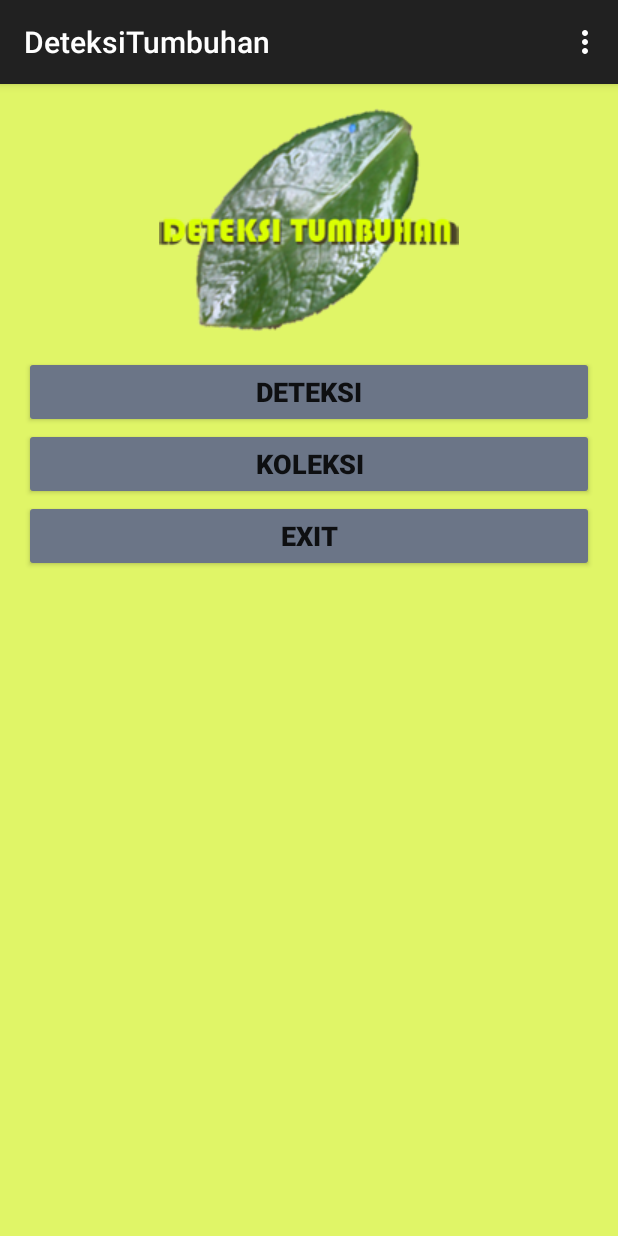
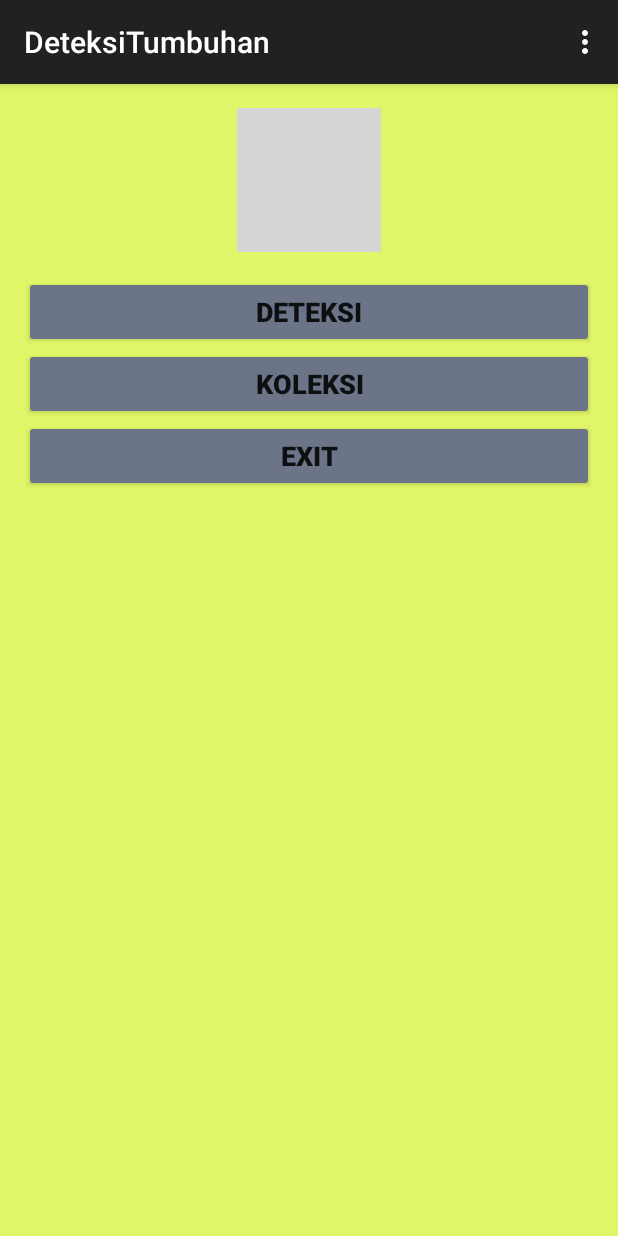
Before and after one commit to bahrulmuhammad/deteksitumbuhan, an Android app: the screen it shows after launch (MainActivity), on a phone screen of 412 x 824 dp. Run offline under Robolectric (Android 15) with nearby library versions, the phone set to English and light mode, and no system bars; grey boxes are pictures that could not be loaded.

Commit message:
update baru

```diff
--- a/app/src/main/AndroidManifest.xml
+++ b/app/src/main/AndroidManifest.xml
@@ -9,7 +9,7 @@
 
     <application
         android:allowBackup="true"
-        android:icon="@drawable/ic_launcher"
+        android:icon="@drawable/dth_launcher"
         android:label="@string/app_name"
         android:theme="@style/AppTheme" >
         <activity
--- a/app/src/main/java/com/example/bebenay/deteksitumbuhan/View/MainActivity.java
+++ b/app/src/main/java/com/example/bebenay/deteksitumbuhan/View/MainActivity.java
@@ -13,6 +13,8 @@ import android.widget.Button;
 import com.example.bebenay.deteksitumbuhan.Model.DBadapter;
 import com.example.bebenay.deteksitumbuhan.R;
 
+import java.io.File;
+
 
 public class MainActivity extends AppCompatActivity {
     DBadapter db;
@@ -23,7 +25,14 @@ public class MainActivity extends AppCompatActivity {
         setContentView(R.layout.activity_main);
 
         db = new DBadapter(this);
-        tambahTanaman();
+        String dbPath = "/data/data/"+getPackageName()+"/databases/";
+        String dbDir = dbPath+"tanaman_hias";
+
+        File f = new File(dbDir);
+        if (!f.exists()) {
+            tambahTanaman();
+        }
+
 
         Button tombolKoleksi = (Button) findViewById(R.id.tombolKoleksi);
         Button tombolDeteksi = (Button) findViewById(R.id.tombolDeteksi);
--- a/app/src/main/res/layout/activity_main.xml
+++ b/app/src/main/res/layout/activity_main.xml
@@ -17,7 +17,7 @@
         <ImageView
             android:layout_width="fill_parent"
             android:layout_height="fill_parent"
-            android:src="@drawable/logo_deteksi_tumbuhan_3"
+            android:src="@drawable/logo_deteksi_tanaman_hias"
             />
     </FrameLayout>
 
--- a/app/src/main/res/layout/kamera_activity.xml
+++ b/app/src/main/res/layout/kamera_activity.xml
@@ -18,7 +18,7 @@
         <ImageView
             android:layout_width="fill_parent"
             android:layout_height="fill_parent"
-            android:src="@drawable/logo_deteksi_tumbuhan_3"
+            android:src="@drawable/logo_deteksi_tanaman_hias"
             />
     </FrameLayout>
 
--- a/gradle.properties
+++ b/gradle.properties
@@ -16,3 +16,5 @@
 # This option should only be used with decoupled projects. More details, visit
 # http://www.gradle.org/docs/current/userguide/multi_project_builds.html#sec:decoupled_projects
 # org.gradle.parallel=true
+
+org.gradle.jvmargs = -Xmx1024m
```
Also changed, not shown: 28 other files.
